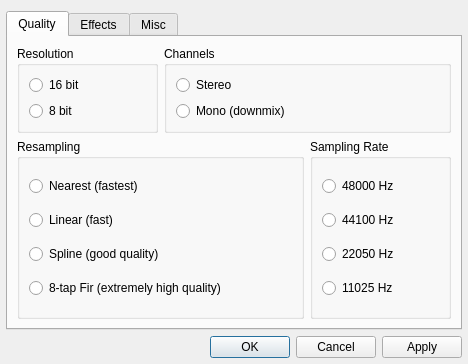
Above: qmmp/src/plugins/Input/modplug/settingsdialog.ui from Greedysky/TTKMusicPlayer before the change. Below: the same form after it.
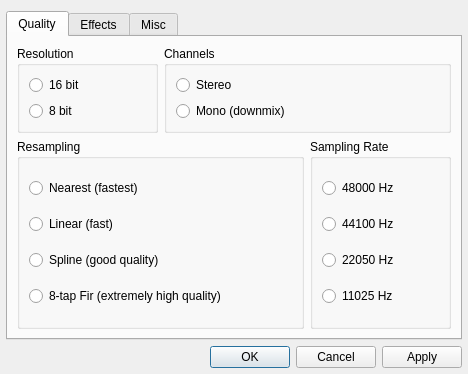
That is the form after the change.

Patch:
```diff
--- a/qmmp/src/plugins/Input/modplug/settingsdialog.ui
+++ b/qmmp/src/plugins/Input/modplug/settingsdialog.ui
@@ -7,19 +7,19 @@
     <x>0</x>
     <y>0</y>
     <width>468</width>
-    <height>364</height>
+    <height>374</height>
    </rect>
   </property>
   <property name="minimumSize">
    <size>
     <width>468</width>
-    <height>364</height>
+    <height>374</height>
    </size>
   </property>
   <property name="maximumSize">
    <size>
     <width>468</width>
-    <height>364</height>
+    <height>374</height>
    </size>
   </property>
   <property name="windowTitle">
```
